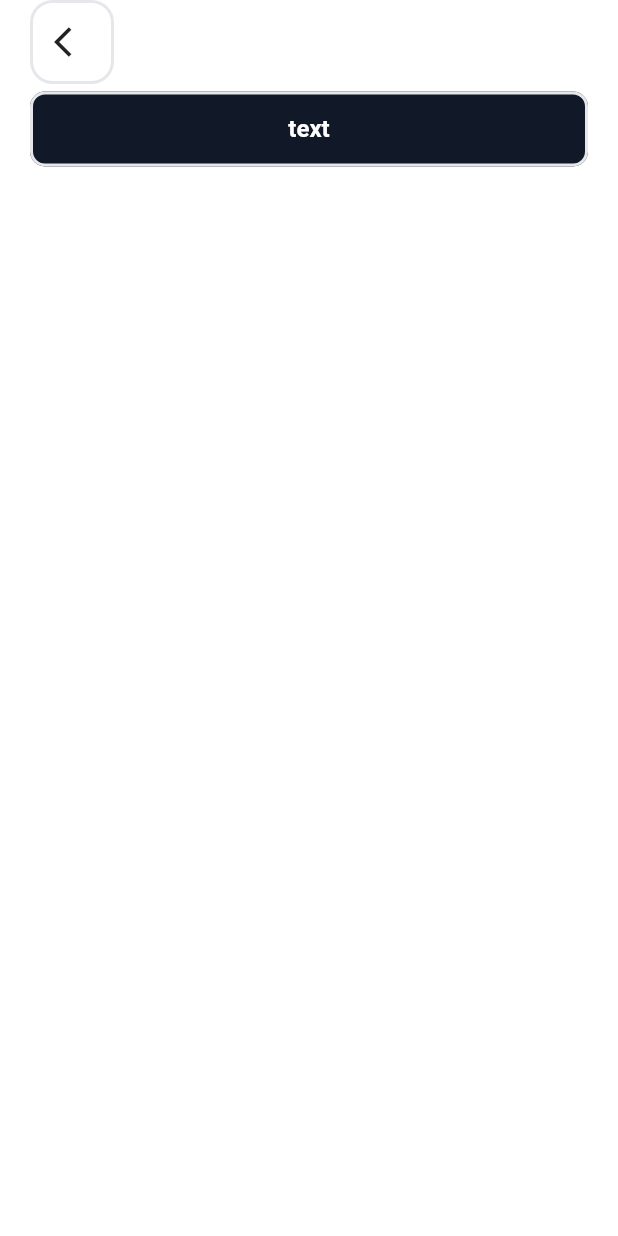
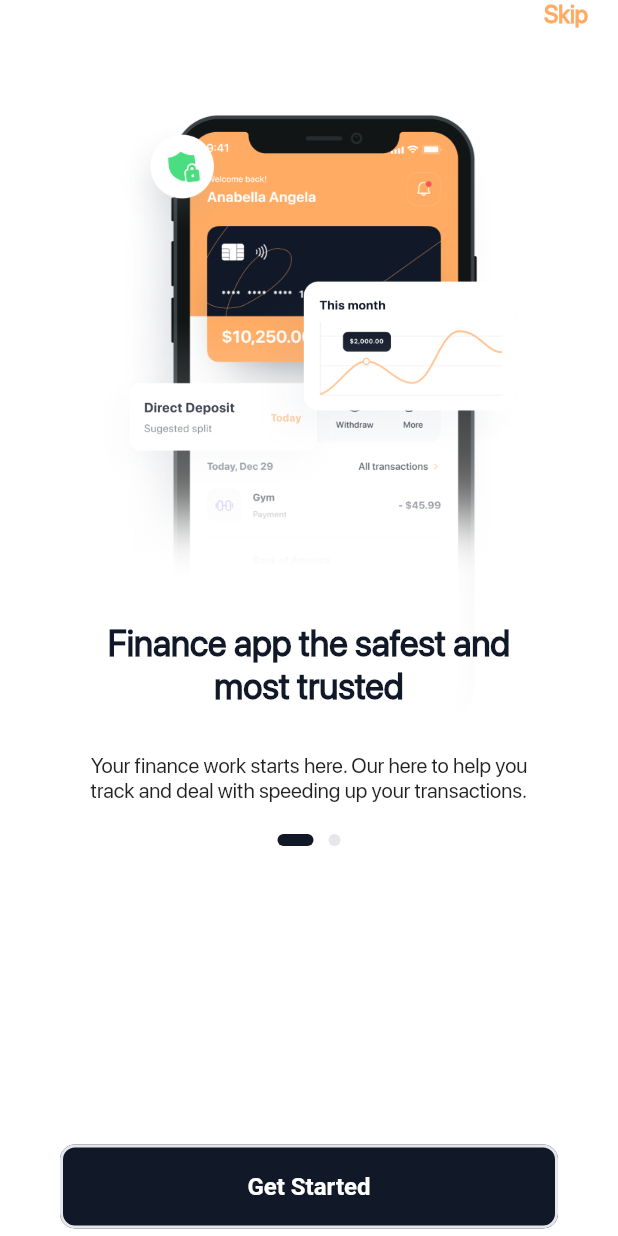
Before and after one commit to BashirYesufu/TEstRepo, a Flutter app: the screen it shows after launch, on a phone screen of 412 x 824 dp. Run offline on Flutter 3.47's test engine with Material 2 defaults, Android fonts, the light colour scheme and no system bars; drawn by our look-alikes of modal_progress_hud_nsn, smooth_page_indicator; statements that could not run were skipped.

Commit message:
integrate onboarding UI

```diff
--- a/lib/components/apex_button.dart
+++ b/lib/components/apex_button.dart
@@ -31,7 +31,7 @@ class ApexButton extends StatelessWidget {
         child: MaterialButton(
           onPressed: onPressed,
           minWidth: double.infinity,
-          height: 50.0,
+          height: 56.0,
           child: Text(
             text,
             style: TextStyle(
--- a/lib/components/apex_scaffold.dart
+++ b/lib/components/apex_scaffold.dart
@@ -44,14 +44,17 @@ class ApexScaffold extends StatelessWidget {
           body: SafeArea(
             child: SingleChildScrollView(
               child: Padding(
-                padding: const EdgeInsets.symmetric(horizontal: 20.0),
+                padding: const EdgeInsets.symmetric(horizontal: 40.0),
                 child: Column(
                   children: children,
                 ),
               ),
             ),
           ),
-          bottomNavigationBar: SafeArea(child: bottomNavBar ?? SizedBox()),
+          bottomNavigationBar: SafeArea(child: Padding(
+            padding: EdgeInsets.symmetric(horizontal: 40.0),
+            child: bottomNavBar ?? SizedBox(),
+          )),
         ),
       ),
     );
--- /dev/null
+++ b/lib/constants/apex_images.dart
@@ -0,0 +1,6 @@
+class ApexImages {
+  static const pageOneDevice = 'assets/images/device.png';
+  static const pageOneIllustration = 'assets/images/illustration.png';
+  static const pageTwoDevice = 'assets/images/device_two.png';
+  static const pageTwoIllustration = 'assets/images/illustration_two.png';
+}
--- a/lib/constants/text_styles.dart
+++ b/lib/constants/text_styles.dart
@@ -1,3 +1,23 @@
+import 'package:apex/constants/color_constants.dart';
+import 'package:apex/constants/string_literals.dart';
+import 'package:flutter/material.dart';
+
 class ApexTextStyles {
-
+  static const kBlackBold24 = TextStyle(
+      fontFamily: ApexFonts.sfProDisplay,
+      color: ApexColors.black,
+      fontSize: 24.0,
+      fontWeight: FontWeight.w900
+  );
+  static const kGrey14 = TextStyle(
+      fontFamily: ApexFonts.sfProDisplay,
+      color: ApexColors.darkGrey,
+      fontSize: 14.0,
+  );
+  static const kOrange16 = TextStyle(
+    fontFamily: ApexFonts.sfProDisplay,
+    color: ApexColors.orange,
+    fontSize: 16.0,
+    fontWeight: FontWeight.w600
+  );
 }
--- a/lib/screens/onboarding/onboarding.dart
+++ b/lib/screens/onboarding/onboarding.dart
@@ -1,15 +1,56 @@
 import 'package:apex/components/apex_button.dart';
+import 'package:apex/constants/color_constants.dart';
+import 'package:apex/constants/text_styles.dart';
+import 'package:apex/screens/onboarding/pages/pages.dart';
 import 'package:flutter/material.dart';
+import 'package:smooth_page_indicator/smooth_page_indicator.dart';
 import '../../components/apex_scaffold.dart';
 
 class OnBoarding extends StatelessWidget {
-  const OnBoarding({Key? key}) : super(key: key);
+  OnBoarding({Key? key}) : super(key: key);
   static const screenID = "OnBoarding";
+  final _controller = PageController();
 
   @override
   Widget build(BuildContext context) {
-    return ApexScaffold(children: [
-      ApexButton(onPressed: (){}, text: "text"),
-    ],);
+    return ApexScaffold(
+      hasBackButton: false,
+      bottomNavBar: ApexButton(onPressed: (){}, text: 'Get Started',),
+      trailing: [
+        Transform.translate(
+          offset: Offset(-20.0, 0.0),
+          child: InkWell(
+            onTap: (){
+              _controller.jumpToPage(Pages.onboardingPages.length);
+            },
+            child: Text('Skip', style: ApexTextStyles.kOrange16,),),
+        )
+      ],
+      children: [
+        Column(
+          mainAxisAlignment: MainAxisAlignment.spaceEvenly,
+          children: [
+            SizedBox(
+              height: 500,
+              child: PageView(
+                controller: _controller,
+                children: Pages.onboardingPages,
+              ),
+            ),
+            SmoothPageIndicator(
+              controller: _controller,
+              count: Pages.onboardingPages.length,
+              effect: ExpandingDotsEffect(
+                activeDotColor: ApexColors.black,
+                dotColor: ApexColors.grey,
+                dotHeight: 8,
+                dotWidth: 8,
+                spacing: 10,
+              ),
+            ),
+          ],
+        ),
+      ],
+    );
   }
 }
--- /dev/null
+++ b/lib/screens/onboarding/pages/onboarding_page.dart
@@ -0,0 +1,85 @@
+import 'package:flutter/material.dart';
+import '../../../constants/text_styles.dart';
+
+class OnBoardingPage extends StatelessWidget {
+  final Image bottom;
+  final Image top;
+  final String title;
+  final String subtitle;
+  final AlignmentGeometry alignment;
+  const OnBoardingPage({
+    required this.bottom,
+    required this.top,
+    required this.title,
+    required this.subtitle,
+    required this.alignment,
+    Key? key,
+  }) : super(key: key);
+
+  @override
+  Widget build(BuildContext context) {
+    return Padding(
+      padding: const EdgeInsets.all(20.0),
+      child: ClipRRect(
+        borderRadius: BorderRadius.circular(10),
+        child: Stack(
+          alignment: AlignmentDirectional.bottomCenter,
+          children: [
+            Stack(
+              children: [
+                Center(
+                  child: Stack(
+                    alignment: alignment,
+                    children: [
+                      bottom,
+                      top,
+                    ],
+                  ),
+                ),
+                Container(
+                  decoration: BoxDecoration(
+                      borderRadius: const BorderRadius.all(Radius.circular(20)),
+                      boxShadow: [
+                        BoxShadow(
+                          color: Color(0xFFFFFFFF),
+                          offset: const Offset(0, 260),
+                          blurRadius: 30,
+                          spreadRadius: -10,
+                        ),
+                      ],
+                      gradient: LinearGradient(
+                          begin: Alignment.topCenter,
+                          end: Alignment.bottomCenter,
+                          colors: [
+                            Color(0xFFFFFFFF).withOpacity(0),
+                            Color(0xFFFFFFFF).withOpacity(0),
+                            Color(0xFFFFFFFF).withOpacity(0.6),
+                            Color(0xFFFFFFFF).withOpacity(1),
+                          ],
+                          stops: const [
+                            0.0,
+                            0.3,
+                            0.7,
+                            1.0
+                          ])),
+                )
+              ],
+            ),
+            Column(
+              mainAxisSize: MainAxisSize.min,
+              children: [
+                Text(title,
+                  style: ApexTextStyles.kBlackBold24,
+                  textAlign: TextAlign.center,),
+                SizedBox(height: 30,),
+                Text(subtitle,
+                  style: ApexTextStyles.kGrey14,
+                  textAlign: TextAlign.center,)
+              ],
+            )
+          ],
+        ),
+      ),
+    );
+  }
+}
--- /dev/null
+++ b/lib/screens/onboarding/pages/pages.dart
@@ -0,0 +1,23 @@
+import 'package:flutter/cupertino.dart';
+import 'package:apex/screens/onboarding/pages/onboarding_page.dart';
+import '../../../constants/apex_images.dart';
+
+class Pages {
+  static List<OnBoardingPage> onboardingPages = [
+    OnBoardingPage(
+      alignment: AlignmentDirectional.topCenter,
+      bottom: Image.asset(ApexImages.pageOneDevice),
+      top: Image.asset(ApexImages.pageOneIllustration),
+      title: 'Finance app the safest and most trusted',
+      subtitle: 'Your finance work starts here. '
+          'Our here to help you track and deal with speeding up your transactions.',
+    ),
+    OnBoardingPage(
+      alignment: AlignmentDirectional.center,
+      bottom: Image.asset(ApexImages.pageTwoDevice),
+      top: Image.asset(ApexImages.pageTwoIllustration),
+      title: 'The fastest transaction process only here',
+      subtitle: 'Get easy to pay all your bills with just a few steps. Paying your bills become fast and efficient.',
+    ),
+  ];
+}
```
Also changed, not shown: pubspec.yaml (+6 -16 lines), assets/images/device.png (added), assets/images/device_two.png (added), assets/images/illustration.png (added), assets/images/illustration_two.png (added), pubspec.lock.
